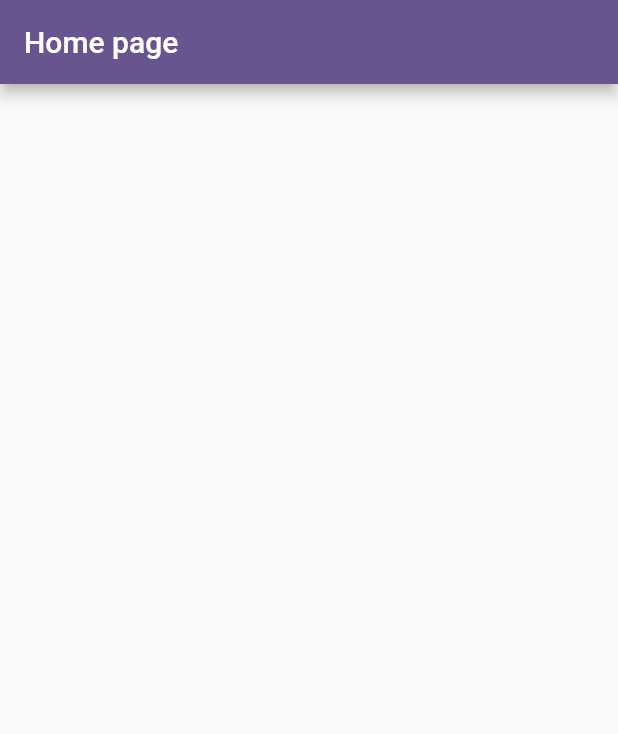
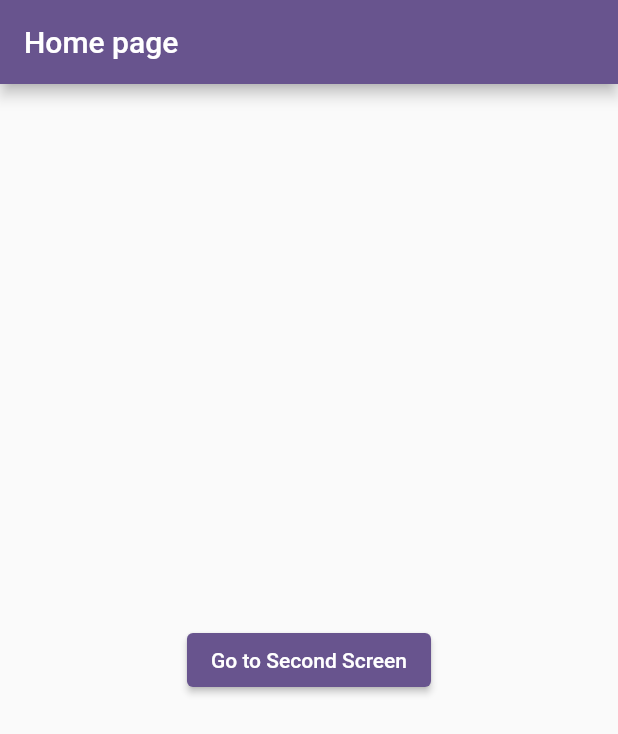
Before and after one commit to shonorio/bloc_value_notifier, a Flutter app: the screen it shows after launch, on a phone screen of 412 x 824 dp. Shown: the top 734 px of the screen. Run offline on Flutter 3.47's test engine with Material 2 defaults, Android fonts, the phone set to English and light mode, and no system bars.

Commit message:
feat: navigate to next page

```diff
--- a/lib/presenter/page/home_page/home_page.dart
+++ b/lib/presenter/page/home_page/home_page.dart
@@ -1,4 +1,6 @@
 import 'package:flutter/material.dart';
+
+import '../show_itens/show_itens_page.dart';
 
 class HomePage extends StatelessWidget {
   const HomePage({super.key});
@@ -7,7 +9,17 @@ class HomePage extends StatelessWidget {
   Widget build(BuildContext context) {
     return Scaffold(
       appBar: AppBar(title: const Text('Home page')),
-      body: Container(),
+      body: Center(
+        child: ElevatedButton(
+          child: const Text('Go to Second Screen'),
+          onPressed: () {
+            Navigator.push(
+              context,
+              MaterialPageRoute(builder: (context) => const ShowItens()),
+            );
+          },
+        ),
+      ),
     );
   }
 }
```
